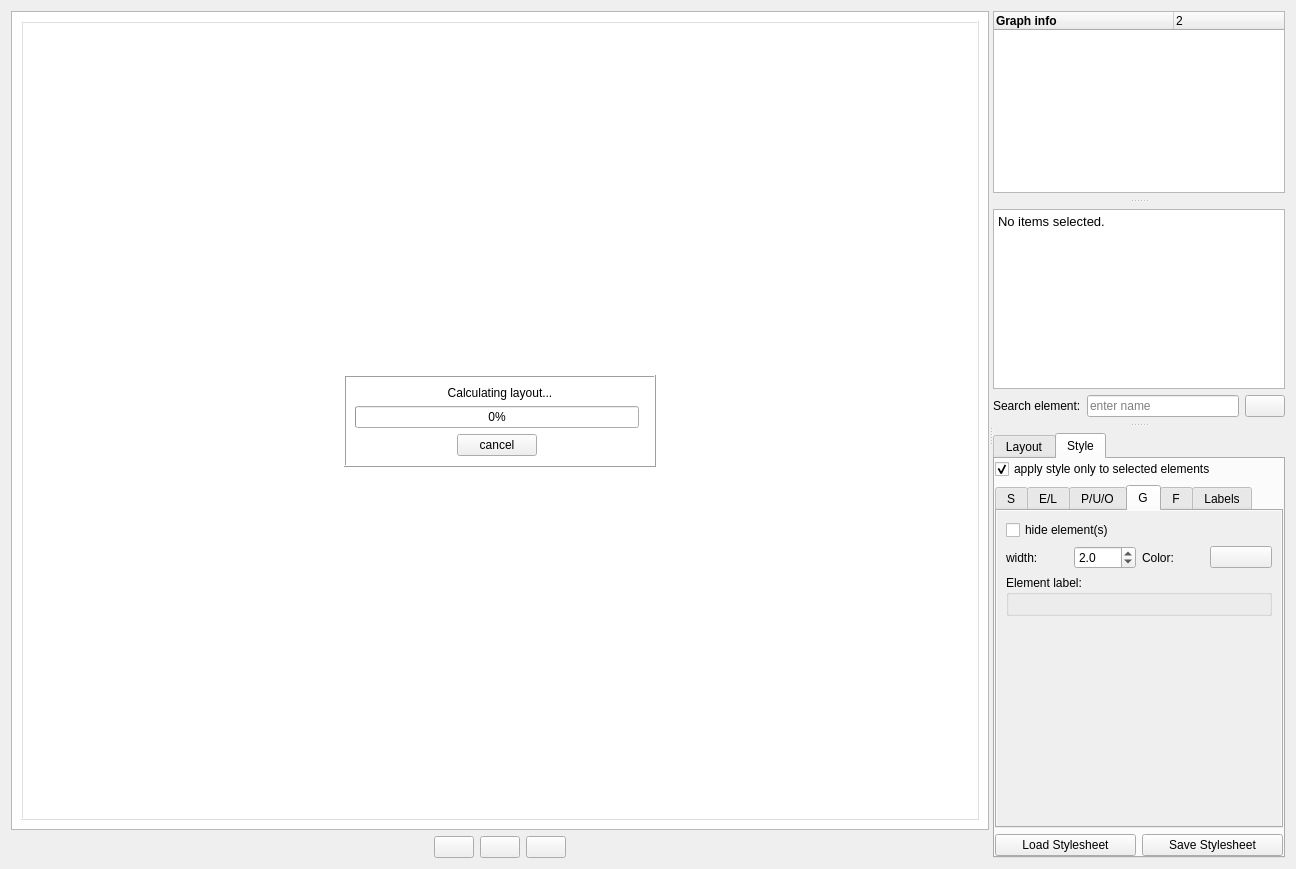
This is ui/graphwidget.ui in ggonnella/gfaviz as Qt 5 draws it before an edit. The edited form follows.
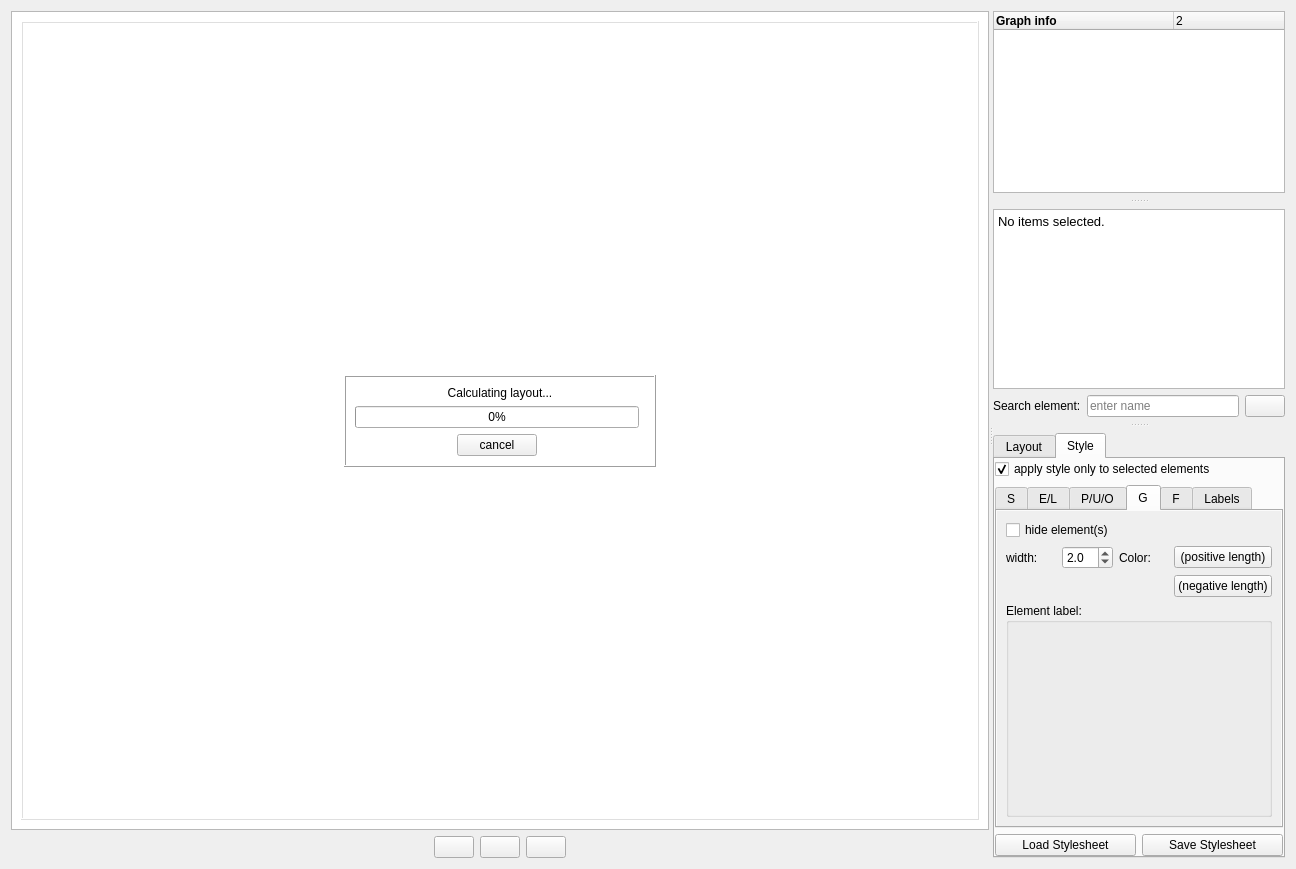
This is the edited form. The open tabs and pages were chosen to show the change. Icons and pictures are not drawn. Custom widgets are drawn as their Qt base class.

The edit to the form file:
```diff
--- a/ui/graphwidget.ui
+++ b/ui/graphwidget.ui
@@ -1134,14 +1134,24 @@
                     <item row="1" column="3">
                      <widget class="ColorButton" name="styleGapColor">
                       <property name="text">
-                       <string/>
+                       <string>(positive length)</string>
                       </property>
                       <property name="flat">
                        <bool>false</bool>
                       </property>
                      </widget>
                     </item>
-                    <item row="2" column="0" colspan="4">
+                    <item row="2" column="3">
+                     <widget class="ColorButton" name="styleNegGapColor">
+                      <property name="text">
+                       <string>(negative length)</string>
+                      </property>
+                      <property name="flat">
+                       <bool>false</bool>
+                      </property>
+                     </widget>
+                    </item>
+                    <item row="3" column="0" colspan="4">
                      <widget class="QGroupBox" name="groupBox_3">
                       <property name="title">
                        <string>Element label:</string>
```
Left out of the diff: 2 changed lines with no effect on the pictures.
